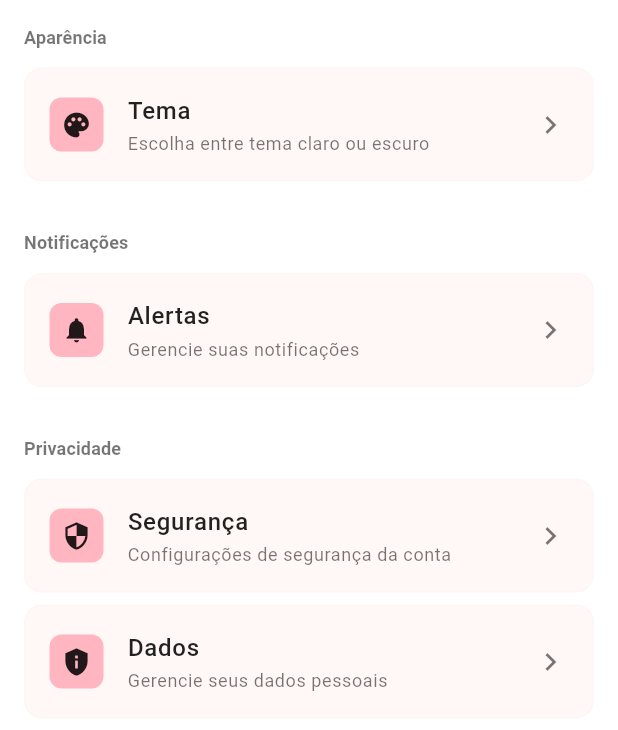
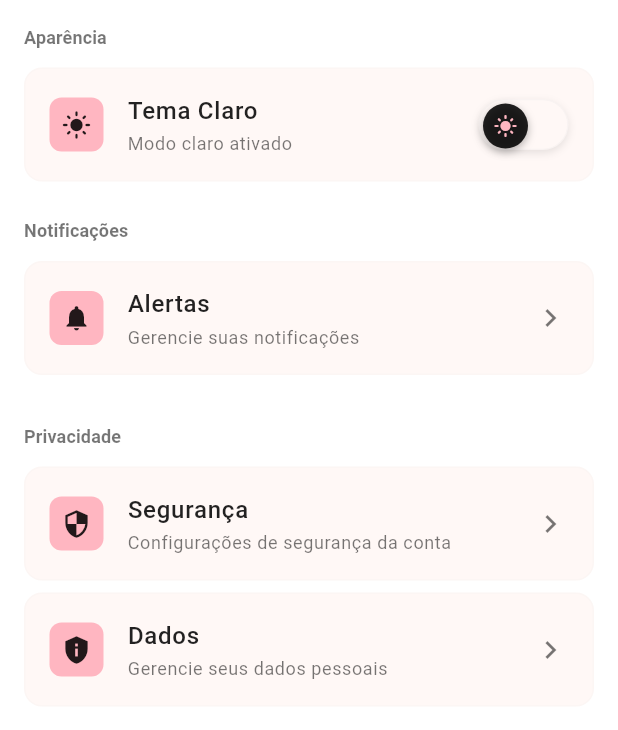
Before and after one commit to LuizJarduli/lazu_tree, a Flutter app: the LinkTreeSettingsPreferencesContent widget shown alone on an empty page, opened directly, on a phone screen of 412 x 824 dp. Shown: the top 730 px of the screen. Run offline on Flutter 3.47's test engine with Material 3 defaults, Android fonts, the phone set to English and light mode, and no system bars; our stand-ins replace equatable, firebase_core, flutter_bloc, font_awesome_flutter, go_router, talker_flutter; accounts and stored records are empty; network calls fail; Roboto replaces fonts that are missing (Montserrat); statements that could not run were skipped.

Commit message:
feat(link_tree): integrate theme switch component into settings preferences for dynamic theme management

```diff
--- a/lib/app/features/link_tree/widgets/link_tree_admin/settings/link_tree_settings_preferences_content.dart
+++ b/lib/app/features/link_tree/widgets/link_tree_admin/settings/link_tree_settings_preferences_content.dart
@@ -1,5 +1,6 @@
 import 'package:flutter/material.dart';
 import 'package:lazu_tree/app/features/link_tree/widgets/link_tree_admin/settings/link_tree_settings_preference_item.dart';
+import 'package:lazu_tree/app/features/link_tree/widgets/link_tree_admin/settings/link_tree_theme_switch.dart';
 
 class LinkTreeSettingsPreferencesContent extends StatelessWidget {
   const LinkTreeSettingsPreferencesContent({super.key});
@@ -12,21 +13,14 @@ class LinkTreeSettingsPreferencesContent extends StatelessWidget {
         child: Column(
           crossAxisAlignment: CrossAxisAlignment.start,
           children: [
-            _PreferencesSection(
+            const LinkTreeSettingsPreferencesSection(
               title: 'Aparência',
               items: [
-                LinkTreeSettingsPreferenceItem(
-                  icon: Icons.palette,
-                  title: 'Tema',
-                  subtitle: 'Escolha entre tema claro ou escuro',
-                  onTap: () {
-                    // TODO(lugalokinho): Implement theme switching
-                  },
-                ),
+                LinkTreeThemeSwitchWithLabel(),
               ],
             ),
             const SizedBox(height: 24),
-            _PreferencesSection(
+            LinkTreeSettingsPreferencesSection(
               title: 'Notificações',
               items: [
                 LinkTreeSettingsPreferenceItem(
@@ -40,7 +34,7 @@ class LinkTreeSettingsPreferencesContent extends StatelessWidget {
               ],
             ),
             const SizedBox(height: 24),
-            _PreferencesSection(
+            LinkTreeSettingsPreferencesSection(
               title: 'Privacidade',
               items: [
                 LinkTreeSettingsPreferenceItem(
@@ -68,10 +62,11 @@ class LinkTreeSettingsPreferencesContent extends StatelessWidget {
   }
 }
 
-class _PreferencesSection extends StatelessWidget {
-  const _PreferencesSection({
+class LinkTreeSettingsPreferencesSection extends StatelessWidget {
+  const LinkTreeSettingsPreferencesSection({
     required this.title,
     required this.items,
+    super.key,
   });
 
   final String title;
--- /dev/null
+++ b/lib/app/features/link_tree/widgets/link_tree_admin/settings/link_tree_theme_switch.dart
@@ -0,0 +1,240 @@
+import 'package:flutter/material.dart';
+import 'package:flutter_bloc/flutter_bloc.dart';
+import 'package:lazu_tree/app/shared/ui/theme/theme_cubit.dart';
+
+class LinkTreeThemeSwitch extends StatefulWidget {
+  const LinkTreeThemeSwitch({super.key});
+
+  @override
+  State<LinkTreeThemeSwitch> createState() => _LinkTreeThemeSwitchState();
+}
+
+class _LinkTreeThemeSwitchState extends State<LinkTreeThemeSwitch>
+    with TickerProviderStateMixin {
+  late AnimationController _animationController;
+
+  late Animation<double> _scaleAnimation;
+
+  @override
+  void initState() {
+    super.initState();
+
+    _animationController = AnimationController(
+      duration: const Duration(milliseconds: 300),
+      vsync: this,
+    );
+
+    _scaleAnimation = Tween<double>(
+      begin: 1,
+      end: 0.8,
+    ).animate(
+      CurvedAnimation(
+        parent: _animationController,
+        curve: Curves.easeInOut,
+      ),
+    );
+  }
+
+  @override
+  void dispose() {
+    _animationController.dispose();
+    super.dispose();
+  }
+
+  Future<void> _toggleTheme() async {
+    final themeCubit = context.read<ThemeCubit>();
+
+    // Start animation
+    await _animationController.forward();
+
+    // Toggle theme
+    themeCubit.toggleTheme();
+
+    // Reset animation
+    await Future<void>.delayed(const Duration(milliseconds: 150));
+    await _animationController.reverse();
+  }
+
+  @override
+  Widget build(BuildContext context) {
+    return BlocBuilder<ThemeCubit, ThemeState>(
+      builder: (context, state) {
+        final isDark = state.themeMode == AppThemeMode.dark;
+
+        return AnimatedBuilder(
+          animation: _animationController,
+          builder: (context, child) {
+            return GestureDetector(
+              onTap: _toggleTheme,
+              child: Transform.scale(
+                scale: _scaleAnimation.value,
+                child: Container(
+                  width: 60,
+                  height: 34,
+                  decoration: BoxDecoration(
+                    borderRadius: BorderRadius.circular(17),
+                    color:
+                        isDark
+                            ? Theme.of(context).colorScheme.primaryContainer
+                            : Theme.of(
+                              context,
+                            ).colorScheme.surfaceContainerHighest,
+                    border: Border.all(
+                      color: Theme.of(
+                        context,
+                      ).colorScheme.outline.withValues(alpha: 0.2),
+                    ),
+                    boxShadow: [
+                      BoxShadow(
+                        color: Theme.of(
+                          context,
+                        ).colorScheme.shadow.withValues(alpha: 0.1),
+                        blurRadius: 4,
+                        offset: const Offset(0, 2),
+                      ),
+                    ],
+                  ),
+                  child: Stack(
+                    children: [
+                      // Background gradient effect
+                      Container(
+                        decoration: BoxDecoration(
+                          borderRadius: BorderRadius.circular(17),
+                          gradient: LinearGradient(
+                            begin: Alignment.topLeft,
+                            end: Alignment.bottomRight,
+                            colors:
+                                isDark
+                                    ? [
+                                      Theme.of(
+                                        context,
+                                      ).colorScheme.primaryContainer,
+                                      Theme.of(context)
+                                          .colorScheme
+                                          .primaryContainer
+                                          .withValues(alpha: 0.8),
+                                    ]
+                                    : [
+                                      Theme.of(
+                                        context,
+                                      ).colorScheme.surfaceContainerHighest,
+                                      Theme.of(context)
+                                          .colorScheme
+                                          .surfaceContainerHighest
+                                          .withValues(alpha: 0.8),
+                                    ],
+                          ),
+                        ),
+                      ),
+                      // Toggle button
+                      AnimatedPositioned(
+                        duration: const Duration(milliseconds: 200),
+                        curve: Curves.easeInOut,
+                        left: isDark ? 26 : 2,
+                        top: 2,
+                        child: Container(
+                          width: 30,
+                          height: 30,
+                          decoration: BoxDecoration(
+                            shape: BoxShape.circle,
+                            color:
+                                isDark
+                                    ? Theme.of(context).colorScheme.primary
+                                    : Theme.of(context).colorScheme.onSurface,
+                            boxShadow: [
+                              BoxShadow(
+                                color: Theme.of(
+                                  context,
+                                ).colorScheme.shadow.withValues(alpha: 0.3),
+                                blurRadius: 4,
+                                offset: const Offset(0, 2),
+                              ),
+                            ],
+                          ),
+                          child: Icon(
+                            isDark ? Icons.dark_mode : Icons.light_mode,
+                            size: 16,
+                            color:
+                                isDark
+                                    ? Theme.of(context).colorScheme.onPrimary
+                                    : Theme.of(context).colorScheme.primary,
+                          ),
+                        ),
+                      ),
+                    ],
+                  ),
+                ),
+              ),
+            );
+          },
+        );
+      },
+    );
+  }
+}
+
+class LinkTreeThemeSwitchWithLabel extends StatelessWidget {
+  const LinkTreeThemeSwitchWithLabel({super.key});
+
+  @override
+  Widget build(BuildContext context) {
+    return BlocBuilder<ThemeCubit, ThemeState>(
+      builder: (context, state) {
+        final isDark = state.themeMode == AppThemeMode.dark;
+
+        return Container(
+          padding: const EdgeInsets.all(16),
+          decoration: BoxDecoration(
+            color: Theme.of(context).colorScheme.surfaceContainerHighest,
+            borderRadius: BorderRadius.circular(12),
+            border: Border.all(
+              color: Theme.of(
+                context,
+              ).colorScheme.outline.withValues(alpha: 0.1),
+            ),
+          ),
+          child: Row(
+            children: [
+              Container(
+                padding: const EdgeInsets.all(8),
+                decoration: BoxDecoration(
+                  color: Theme.of(context).colorScheme.primaryContainer,
+                  borderRadius: BorderRadius.circular(8),
+                ),
+                child: Icon(
+                  isDark ? Icons.dark_mode : Icons.light_mode,
+                  size: 20,
+                  color: Theme.of(context).colorScheme.onPrimaryContainer,
+                ),
+              ),
+              const SizedBox(width: 16),
+              Expanded(
+                child: Column(
+                  crossAxisAlignment: CrossAxisAlignment.start,
+                  children: [
+                    Text(
+                      'Tema ${isDark ? 'Escuro' : 'Claro'}',
+                      style: Theme.of(context).textTheme.bodyLarge?.copyWith(
+                        fontWeight: FontWeight.w500,
+                        color: Theme.of(context).colorScheme.onSurface,
+                      ),
+                    ),
+                    const SizedBox(height: 2),
+                    Text(
+                      isDark ? 'Modo escuro ativado' : 'Modo claro ativado',
+                      style: Theme.of(context).textTheme.bodySmall?.copyWith(
+                        color: Theme.of(context).colorScheme.onSurfaceVariant,
+                      ),
+                    ),
+                  ],
+                ),
+              ),
+              const SizedBox(width: 16),
+              const LinkTreeThemeSwitch(),
+            ],
+          ),
+        );
+      },
+    );
+  }
+}
```
